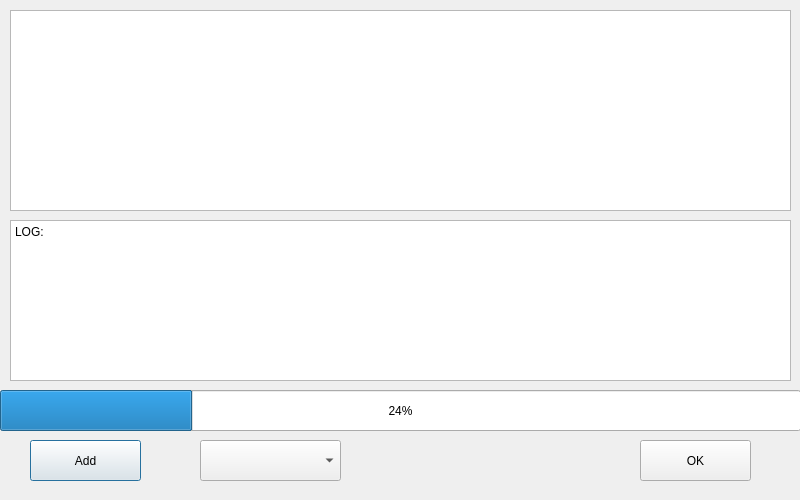
KONG98/hitMaker, file changeUI.ui: the form before one commit.
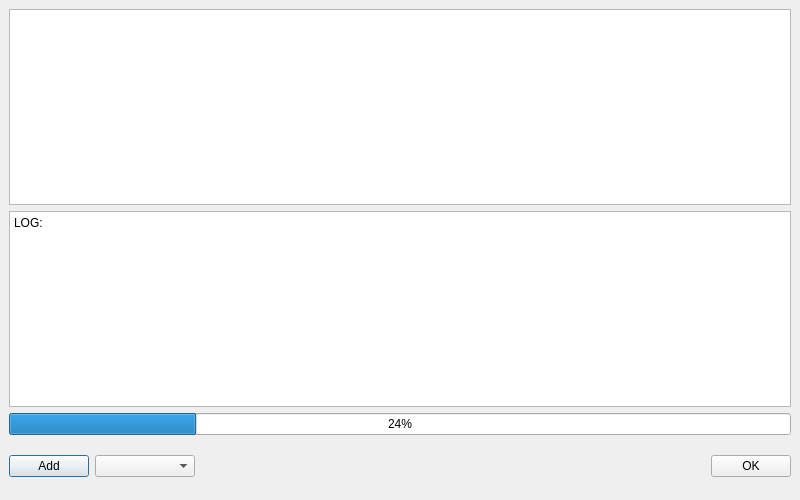
The form after the commit.

Diff of the .ui file:
```diff
--- a/changeUI.ui
+++ b/changeUI.ui
@@ -13,34 +13,33 @@
   <property name="windowTitle">
    <string>Dialog</string>
   </property>
+  <layout class="QHBoxLayout" name="horizontalLayout_2">
+   <property name="leftMargin">
+    <number>0</number>
+   </property>
+   <property name="topMargin">
+    <number>0</number>
+   </property>
+   <property name="rightMargin">
+    <number>0</number>
+   </property>
+   <property name="bottomMargin">
+    <number>0</number>
+   </property>
+   <item>
   <widget class="QWidget" name="widget" native="true">
-   <property name="geometry">
-    <rect>
-     <x>0</x>
-     <y>0</y>
-     <width>800</width>
-     <height>500</height>
-    </rect>
-   </property>
-   <widget class="QListWidget" name="listWidget">
-    <property name="geometry">
-     <rect>
-      <x>10</x>
-      <y>10</y>
-      <width>781</width>
-      <height>201</height>
-     </rect>
-    </property>
-   </widget>
+     <property name="sizePolicy">
+      <sizepolicy hsizetype="Expanding" vsizetype="Expanding">
+       <horstretch>0</horstretch>
+       <verstretch>0</verstretch>
+      </sizepolicy>
+     </property>
+     <layout class="QVBoxLayout" name="verticalLayout">
+      <item>
+       <widget class="QListWidget" name="listWidget"/>
+      </item>
+      <item>
    <widget class="QTextBrowser" name="textBrowser">
-    <property name="geometry">
-     <rect>
-      <x>10</x>
-      <y>220</y>
-      <width>781</width>
-      <height>161</height>
-     </rect>
-    </property>
     <property name="html">
      <string>&lt;!DOCTYPE HTML PUBLIC &quot;-//W3C//DTD HTML 4.0//EN&quot; &quot;http://www.w3.org/TR/REC-html40/strict.dtd&quot;&gt;
 &lt;html&gt;&lt;head&gt;&lt;meta name=&quot;qrichtext&quot; content=&quot;1&quot; /&gt;&lt;style type=&quot;text/css&quot;&gt;
@@ -49,56 +48,109 @@
 &lt;p style=&quot; margin-top:0px; margin-bottom:0px; margin-left:0px; margin-right:0px; -qt-block-indent:0; text-indent:0px;&quot;&gt;LOG:&lt;/p&gt;&lt;/body&gt;&lt;/html&gt;</string>
     </property>
    </widget>
+      </item>
+      <item>
    <widget class="QProgressBar" name="progressBar">
-    <property name="geometry">
-     <rect>
-      <x>0</x>
-      <y>390</y>
-      <width>801</width>
-      <height>41</height>
-     </rect>
-    </property>
     <property name="value">
      <number>24</number>
     </property>
    </widget>
+      </item>
+      <item>
+       <widget class="QWidget" name="widget_2" native="true">
+        <property name="sizePolicy">
+         <sizepolicy hsizetype="Expanding" vsizetype="Fixed">
+          <horstretch>0</horstretch>
+          <verstretch>0</verstretch>
+         </sizepolicy>
+        </property>
+        <property name="minimumSize">
+         <size>
+          <width>100</width>
+          <height>50</height>
+         </size>
+        </property>
+        <layout class="QHBoxLayout" name="horizontalLayout">
+         <property name="leftMargin">
+          <number>0</number>
+         </property>
+         <property name="topMargin">
+          <number>0</number>
+         </property>
+         <property name="rightMargin">
+          <number>0</number>
+         </property>
+         <property name="bottomMargin">
+          <number>0</number>
+         </property>
+         <item>
    <widget class="QPushButton" name="add">
-    <property name="geometry">
-     <rect>
-      <x>30</x>
-      <y>440</y>
-      <width>111</width>
-      <height>41</height>
-     </rect>
+           <property name="sizePolicy">
+            <sizepolicy hsizetype="Preferred" vsizetype="Fixed">
+             <horstretch>0</horstretch>
+             <verstretch>0</verstretch>
+            </sizepolicy>
+           </property>
+           <property name="minimumSize">
+            <size>
+             <width>0</width>
+             <height>0</height>
+            </size>
     </property>
     <property name="text">
      <string>Add</string>
     </property>
    </widget>
+         </item>
+         <item>
    <widget class="QComboBox" name="comboBox_2">
-    <property name="geometry">
-     <rect>
-      <x>200</x>
-      <y>440</y>
-      <width>141</width>
-      <height>41</height>
-     </rect>
-    </property>
-   </widget>
+           <property name="minimumSize">
+            <size>
+             <width>100</width>
+             <height>0</height>
+            </size>
+           </property>
+          </widget>
+         </item>
+         <item>
+          <spacer name="horizontalSpacer">
+           <property name="orientation">
+            <enum>Qt::Horizontal</enum>
+           </property>
+           <property name="sizeHint" stdset="0">
+            <size>
+             <width>40</width>
+             <height>20</height>
+            </size>
+           </property>
+          </spacer>
+         </item>
+         <item>
    <widget class="QPushButton" name="ok">
-    <property name="geometry">
-     <rect>
-      <x>640</x>
-      <y>440</y>
-      <width>111</width>
-      <height>41</height>
-     </rect>
+           <property name="sizePolicy">
+            <sizepolicy hsizetype="Preferred" vsizetype="Fixed">
+             <horstretch>0</horstretch>
+             <verstretch>0</verstretch>
+            </sizepolicy>
+           </property>
+           <property name="minimumSize">
+            <size>
+             <width>0</width>
+             <height>0</height>
+            </size>
     </property>
     <property name="text">
      <string>OK</string>
     </property>
    </widget>
-  </widget>
+         </item>
+        </layout>
+       </widget>
+      </item>
+     </layout>
+    </widget>
+   </item>
+  </layout>
  </widget>
  <resources/>
  <connections/>
```
Lines whose indentation alone changed are shown as unchanged.
